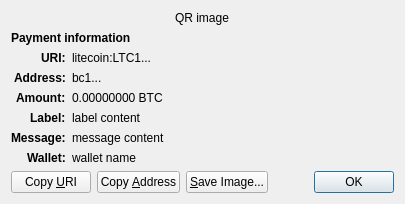
This is src/qt/forms/receiverequestdialog.ui in minblock/satcoin as Qt 5 draws it before an edit. The edited form follows.
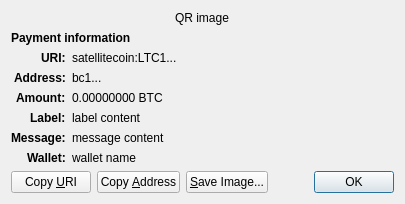
This is the edited form. Custom widgets are drawn as their Qt base class.

Patch:
```diff
--- a/src/qt/forms/receiverequestdialog.ui
+++ b/src/qt/forms/receiverequestdialog.ui
@@ -65,7 +65,7 @@
    <item row="2" column="1" alignment="Qt::AlignTop">
     <widget class="QLabel" name="uri_content">
      <property name="text">
-      <string notr="true">litecoin:LTC1...</string>
+      <string notr="true">satellitecoin:LTC1...</string>
      </property>
      <property name="textFormat">
       <enum>Qt::RichText</enum>
```
